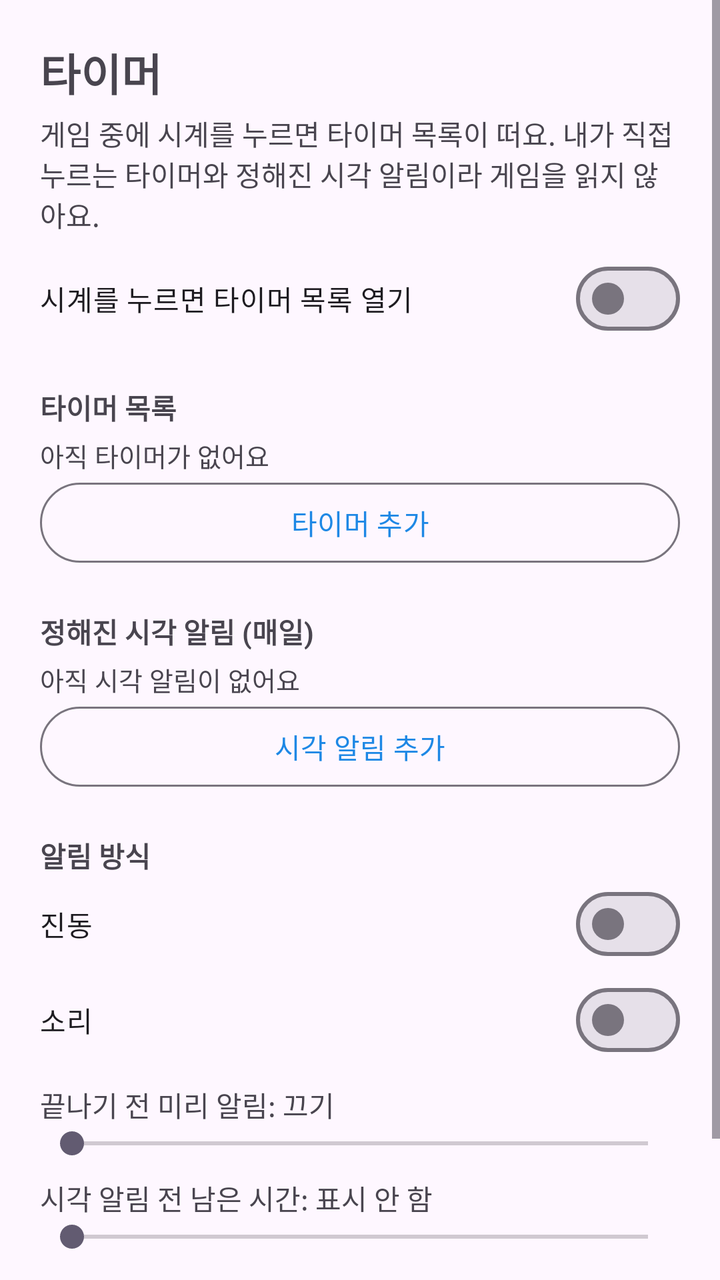
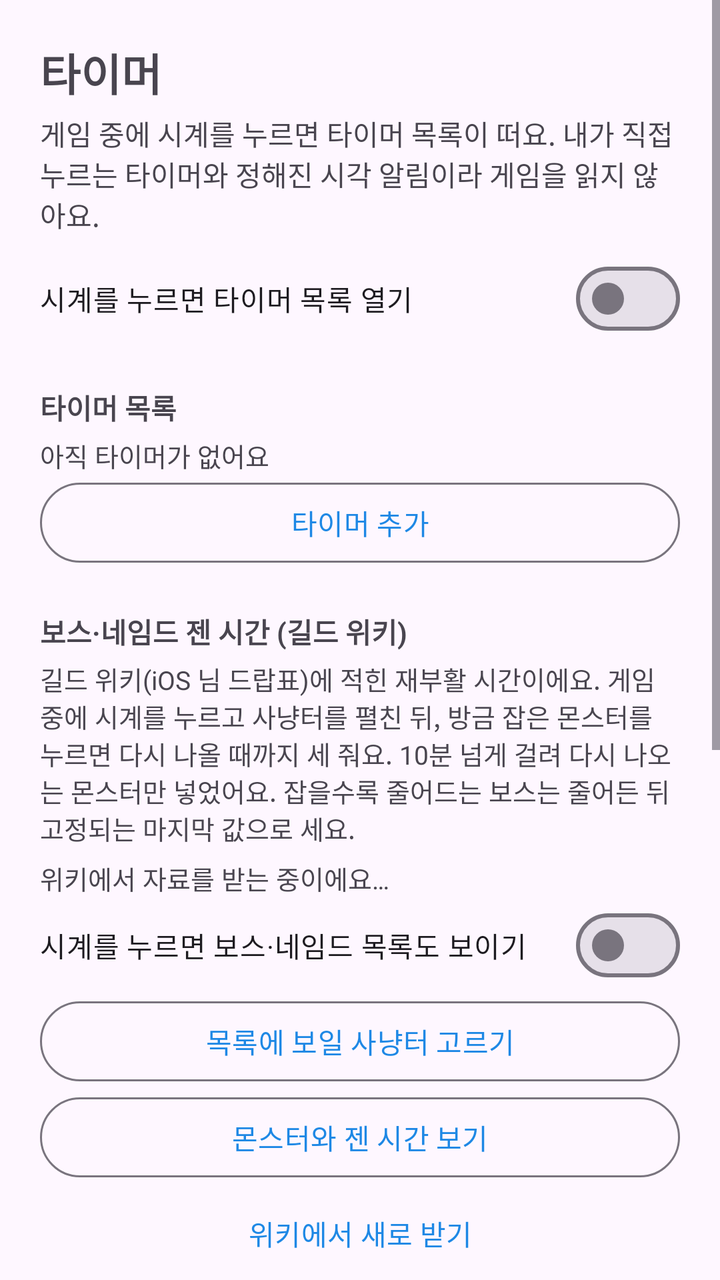

The first picture is an Android layout as it rendered before a commit; the second is the same layout after the commit. The layout source and the unified diff follow.
<!-- AndroidManifest.xml: application theme Theme.FloatingClock -->
<!-- res/layout/activity_timer.xml -->
<?xml version="1.0" encoding="utf-8"?>
<ScrollView xmlns:android="http://schemas.android.com/apk/res/android"
    android:layout_width="match_parent"
    android:layout_height="match_parent"
    android:fillViewport="true">

    <LinearLayout
        android:layout_width="match_parent"
        android:layout_height="wrap_content"
        android:orientation="vertical"
        android:padding="20dp">

        <TextView
            android:layout_width="match_parent"
            android:layout_height="wrap_content"
            android:text="@string/timer_title"
            android:textSize="22sp"
            android:textStyle="bold" />

        <TextView
            android:layout_width="match_parent"
            android:layout_height="wrap_content"
            android:layout_marginTop="4dp"
            android:text="@string/timer_desc"
            android:textSize="14sp" />

        <com.google.android.material.materialswitch.MaterialSwitch
            android:id="@+id/sw_tap_opens"
            android:layout_width="match_parent"
            android:layout_height="wrap_content"
            android:layout_marginTop="8dp"
            android:text="@string/tap_opens_panel" />

        
        <TextView
            android:layout_width="match_parent"
            android:layout_height="wrap_content"
            android:layout_marginTop="20dp"
            android:text="@string/presets_title"
            android:textStyle="bold" />

        <TextView
            android:id="@+id/preset_empty"
            android:layout_width="match_parent"
            android:layout_height="wrap_content"
            android:layout_marginTop="4dp"
            android:text="@string/presets_empty"
            android:textSize="13sp" />

        <LinearLayout
            android:id="@+id/preset_list"
            android:layout_width="match_parent"
            android:layout_height="wrap_content"
            android:orientation="vertical" />

        <Button
            android:id="@+id/btn_add_preset"
            style="@style/Widget.Material3.Button.OutlinedButton"
            android:layout_width="match_parent"
            android:layout_height="wrap_content"
            android:text="@string/add_preset" />

        
        <TextView
            android:layout_width="match_parent"
            android:layout_height="wrap_content"
            android:layout_marginTop="20dp"
            android:text="@string/reminders_title"
            android:textStyle="bold" />

        <TextView
            android:id="@+id/reminder_empty"
            android:layout_width="match_parent"
            android:layout_height="wrap_content"
            android:layout_marginTop="4dp"
            android:text="@string/reminders_empty"
            android:textSize="13sp" />

        <LinearLayout
            android:id="@+id/reminder_list"
            android:layout_width="match_parent"
            android:layout_height="wrap_content"
            android:orientation="vertical" />

        <Button
            android:id="@+id/btn_add_reminder"
            style="@style/Widget.Material3.Button.OutlinedButton"
            android:layout_width="match_parent"
            android:layout_height="wrap_content"
            android:text="@string/add_reminder" />

        
        <TextView
            android:layout_width="match_parent"
            android:layout_height="wrap_content"
            android:layout_marginTop="20dp"
            android:text="@string/alert_style_title"
            android:textStyle="bold" />

        <com.google.android.material.materialswitch.MaterialSwitch
            android:id="@+id/sw_timer_vibrate"
            android:layout_width="match_parent"
            android:layout_height="wrap_content"
            android:text="@string/timer_vibrate" />

        <com.google.android.material.materialswitch.MaterialSwitch
            android:id="@+id/sw_timer_sound"
            android:layout_width="match_parent"
            android:layout_height="wrap_content"
            android:text="@string/timer_sound" />

        <TextView
            android:id="@+id/pre_alert_label"
            android:layout_width="match_parent"
            android:layout_height="wrap_content"
            android:layout_marginTop="8dp"
            android:text="@string/pre_alert_off" />

        <SeekBar
            android:id="@+id/seek_pre_alert"
            android:layout_width="match_parent"
            android:layout_height="wrap_content" />

        <TextView
            android:id="@+id/lead_label"
            android:layout_width="match_parent"
            android:layout_height="wrap_content"
            android:layout_marginTop="8dp"
            android:text="@string/lead_off" />

        <SeekBar
            android:id="@+id/seek_lead"
            android:layout_width="match_parent"
            android:layout_height="wrap_content" />

        <TextView
            android:layout_width="match_parent"
            android:layout_height="wrap_content"
            android:layout_marginTop="16dp"
            android:text="@string/timer_hint"
            android:textSize="13sp" />
    </LinearLayout>
</ScrollView>
<!-- resources referenced by this layout -->
<resources>
  <string name="add_preset">타이머 추가</string>
  <string name="add_reminder">시각 알림 추가</string>
  <string name="alert_style_title">알림 방식</string>
  <string name="lead_off">시각 알림 전 남은 시간: 표시 안 함</string>
  <string name="pre_alert_off">끝나기 전 미리 알림: 끄기</string>
  <string name="presets_empty">아직 타이머가 없어요</string>
  <string name="presets_title">타이머 목록</string>
  <string name="reminders_empty">아직 시각 알림이 없어요</string>
  <string name="reminders_title">정해진 시각 알림 (매일)</string>
  <string name="tap_opens_panel">시계를 누르면 타이머 목록 열기</string>
  <string name="timer_desc">게임 중에 시계를 누르면 타이머 목록이 떠요. 내가 직접 누르는 타이머와 정해진 시각 알림이라 게임을 읽지 않아요.</string>
  <string name="timer_hint">시계가 켜져 있을 때만 동작해요. 게임 밖에 있을 때는 시간이 되면 폰 알림으로 알려 줘요. 남은 시간은 시계 아래에 뜨고, 곧 끝나면 주황색, 끝나면 빨간색으로 깜빡여요.</string>
  <string name="timer_sound">소리</string>
  <string name="timer_title">타이머</string>
  <string name="timer_vibrate">진동</string>
  <style name="Theme.FloatingClock" parent="Theme.Material3.DayNight.NoActionBar">
          <item name="colorPrimary">#1E88E5</item>
          <item name="colorOnPrimary">#FFFFFF</item>
      </style>
</resources>

<!-- the commit's change to res/layout/activity_timer.xml (unified diff, before → after) -->
@@ -65,6 +65,63 @@
             android:layout_width="match_parent"
             android:layout_height="wrap_content"
             android:layout_marginTop="20dp"
+            android:text="@string/wiki_title"
+            android:textStyle="bold" />
+
+        <TextView
+            android:layout_width="match_parent"
+            android:layout_height="wrap_content"
+            android:layout_marginTop="4dp"
+            android:text="@string/wiki_desc"
+            android:textSize="13sp" />
+
+        <TextView
+            android:id="@+id/wiki_state"
+            android:layout_width="match_parent"
+            android:layout_height="wrap_content"
+            android:layout_marginTop="6dp"
+            android:text="@string/wiki_loading"
+            android:textSize="13sp" />
+
+        <com.google.android.material.materialswitch.MaterialSwitch
+            android:id="@+id/sw_wiki_in_panel"
+            android:layout_width="match_parent"
+            android:layout_height="wrap_content"
+            android:text="@string/wiki_in_panel" />
+
+        <Button
+            android:id="@+id/btn_wiki_places"
+            style="@style/Widget.Material3.Button.OutlinedButton"
+            android:layout_width="match_parent"
+            android:layout_height="wrap_content"
+            android:text="@string/wiki_pick_places" />
+
+        <Button
+            android:id="@+id/btn_wiki_list"
+            style="@style/Widget.Material3.Button.OutlinedButton"
+            android:layout_width="match_parent"
+            android:layout_height="wrap_content"
+            android:text="@string/wiki_show_list" />
+
+        <Button
+            android:id="@+id/btn_wiki_refresh"
+            style="@style/Widget.Material3.Button.TextButton"
+            android:layout_width="match_parent"
+            android:layout_height="wrap_content"
+            android:text="@string/wiki_refresh" />
+
+        <TextView
+            android:id="@+id/wiki_source"
+            android:layout_width="match_parent"
+            android:layout_height="wrap_content"
+            android:text="@string/wiki_source_default"
+            android:textSize="12sp" />
+
+        
+        <TextView
+            android:layout_width="match_parent"
+            android:layout_height="wrap_content"
+            android:layout_marginTop="20dp"
             android:text="@string/reminders_title"
             android:textStyle="bold" />
 
<!-- resource entries referenced after the edit -->
@@ -15,6 +15,14 @@
   <string name="timer_sound">소리</string>
   <string name="timer_title">타이머</string>
   <string name="timer_vibrate">진동</string>
+  <string name="wiki_desc">길드 위키(iOS 님 드랍표)에 적힌 재부활 시간이에요. 게임 중에 시계를 누르고 사냥터를 펼친 뒤, 방금 잡은 몬스터를 누르면 다시 나올 때까지 세 줘요. 10분 넘게 걸려 다시 나오는 몬스터만 넣었어요. 잡을수록 줄어드는 보스는 줄어든 뒤 고정되는 마지막 값으로 세요.</string>
+  <string name="wiki_in_panel">시계를 누르면 보스·네임드 목록도 보이기</string>
+  <string name="wiki_loading">위키에서 자료를 받는 중이에요…</string>
+  <string name="wiki_pick_places">목록에 보일 사냥터 고르기</string>
+  <string name="wiki_refresh">위키에서 새로 받기</string>
+  <string name="wiki_show_list">몬스터와 젠 시간 보기</string>
+  <string name="wiki_source_default">출처: 아이모 원클릭 드랍표 (Made by iOS)</string>
+  <string name="wiki_title">보스·네임드 젠 시간 (길드 위키)</string>
   <style name="Theme.FloatingClock" parent="Theme.Material3.DayNight.NoActionBar">
           <item name="colorPrimary">#1E88E5</item>
           <item name="colorOnPrimary">#FFFFFF</item>
